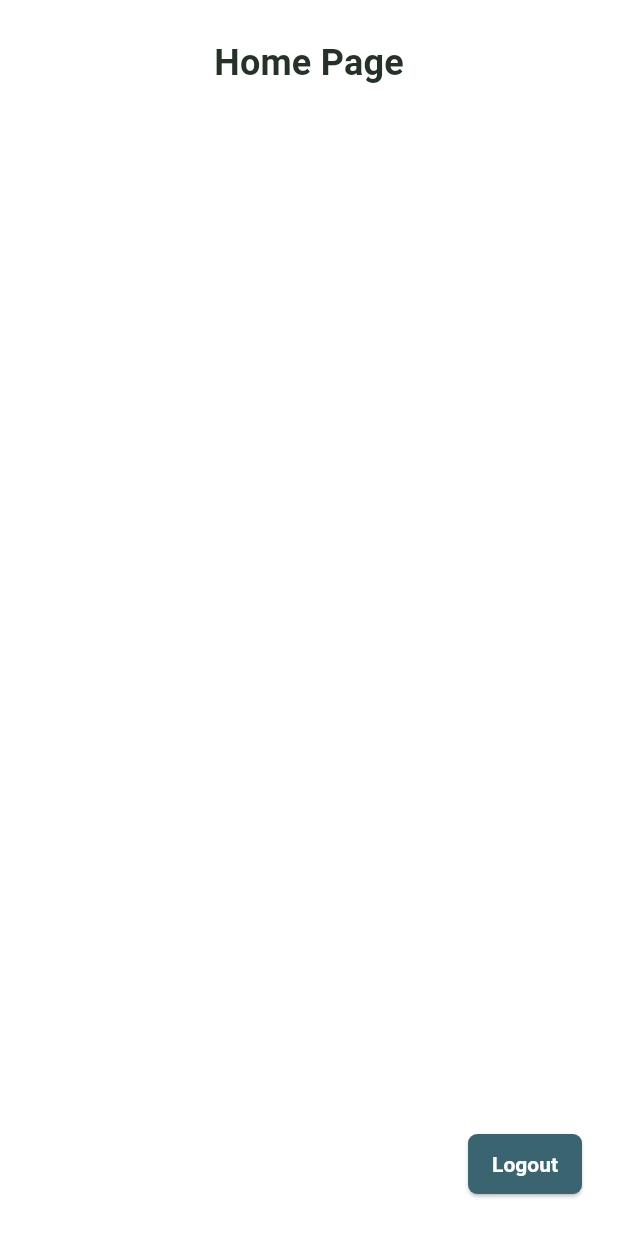
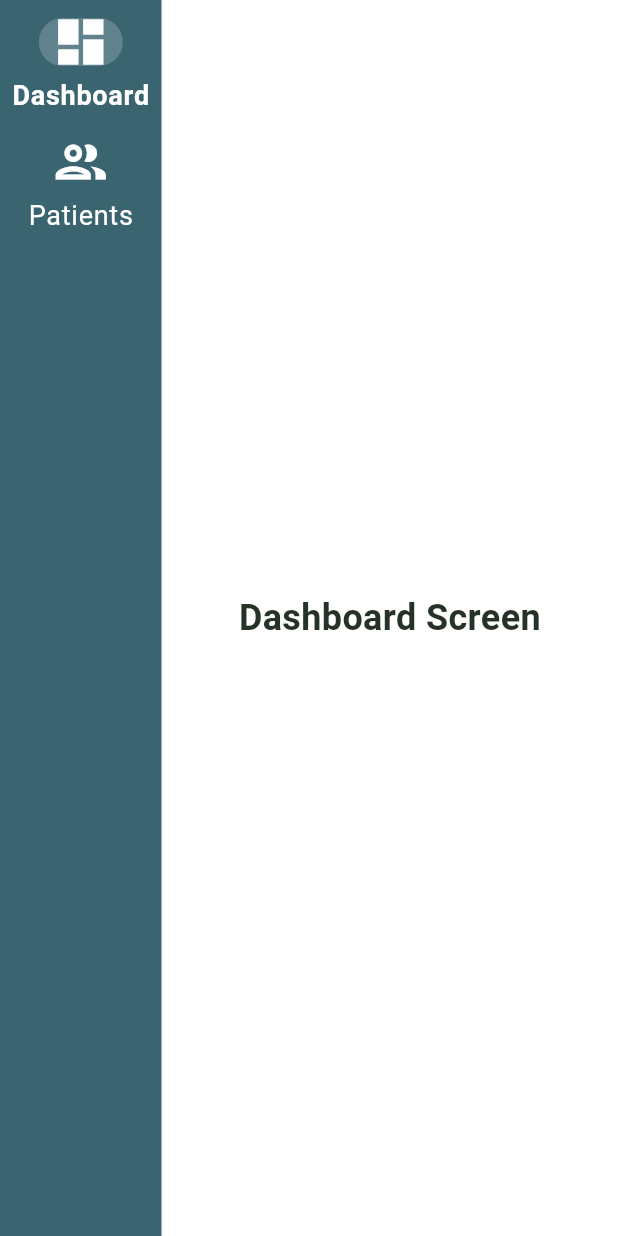
Before and after one commit to guysiman/sensy_clinician_app, a Flutter app: the HomePage screen opened by its route, on a phone screen of 412 x 824 dp. Run offline on Flutter 3.47's test engine with Material 3 defaults, Android fonts, the phone set to English and light mode, and no system bars; our stand-ins replace firebase_core; accounts and stored records are empty.

Commit message:
Added Tab Component to Main Page

```diff
--- /dev/null
+++ b/lib/screens/dashboard_page.dart
@@ -0,0 +1,13 @@
+import 'package:flutter/material.dart';
+
+class DashboardScreen extends StatelessWidget {
+  @override
+  Widget build(BuildContext context) {
+    return Center(
+      child: Text(
+        'Dashboard Screen',
+        style: TextStyle(fontSize: 24, fontWeight: FontWeight.bold),
+      ),
+    );
+  }
+}
--- a/lib/screens/home_page.dart
+++ b/lib/screens/home_page.dart
@@ -1,4 +1,6 @@
 import 'package:flutter/material.dart';
+import 'dashboard_page.dart';
+import 'patient_page.dart';
 
 class HomePage extends StatefulWidget {
   const HomePage({super.key});
@@ -8,28 +10,67 @@ class HomePage extends StatefulWidget {
 }
 
 class _HomePageState extends State<HomePage> {
+  int _selectedIndex = 0;
+
+  final List<Widget> _pages = [
+    DashboardScreen(),
+    PatientsScreen(),
+  ];
+
+  void _onItemTapped(int index) {
+    setState(() {
+      _selectedIndex = index;
+    });
+  }
+
   @override
   Widget build(BuildContext context) {
     return Scaffold(
-      body: Padding(
-        padding: const EdgeInsets.all(24.0),
-        child: Column(
-          mainAxisAlignment: MainAxisAlignment.spaceBetween,
-          children: [
-            Center(
-                child: Text('Home Page',
-                    style: Theme.of(context).textTheme.titleMedium)),
-            Container(
-              alignment: Alignment.bottomRight,
-              child: ElevatedButton(
-                child: const Text("Logout"),
-                onPressed: () {
-                  Navigator.pushNamed(context, '/signinpage');
-                },
-              ),
+      body: Row(
+        children: [
+          NavigationRail(
+              selectedIndex: _selectedIndex,
+              onDestinationSelected: _onItemTapped,
+              labelType: NavigationRailLabelType.all,
+              backgroundColor: Theme.of(context).colorScheme.primary,
+              indicatorColor: Color(0xFF61838D),
+
+              destinations: [
+                NavigationRailDestination(
+                  icon: Icon(
+                    _selectedIndex == 0 ? Icons.dashboard : Icons.dashboard_outlined,
+                    color: Colors.white,
+                    size: 40,
+                  ),
+                  label:
+                  Text(
+                    'Dashboard',
+                    style: TextStyle(
+                      color: Colors.white,
+                      fontWeight: _selectedIndex == 0 ? FontWeight.bold : FontWeight.normal,
+                    ),
+                  ),
+                ),
+                NavigationRailDestination(
+                  icon: Icon(
+                    _selectedIndex == 1 ? Icons.people : Icons.people_outlined,
+                    color: Colors.white,
+                    size: 40,
+                  ),
+                  label: Text(
+                    'Patients',
+                    style: TextStyle(
+                      color: Colors.white,
+                      fontWeight: _selectedIndex == 1 ? FontWeight.bold : FontWeight.normal,
+                    ),
+                  ),
+                ),
+              ],
             ),
-          ],
-        ),
+          Expanded(
+            child: _pages[_selectedIndex],
+          ),
+        ],
       ),
     );
   }
--- /dev/null
+++ b/lib/screens/patient_page.dart
@@ -0,0 +1,13 @@
+import 'package:flutter/material.dart';
+
+class PatientsScreen extends StatelessWidget {
+  @override
+  Widget build(BuildContext context) {
+    return Center(
+      child: Text(
+        'Patients Screen',
+        style: TextStyle(fontSize: 24, fontWeight: FontWeight.bold),
+      ),
+    );
+  }
+}
```
